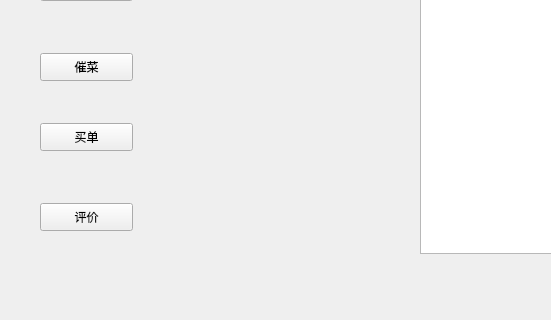
yedk/customer, file customer/customer.ui: the form before one commit; both pictures show x 0 to 551 and y 167 to 487 of the 707 by 487 pixel window.
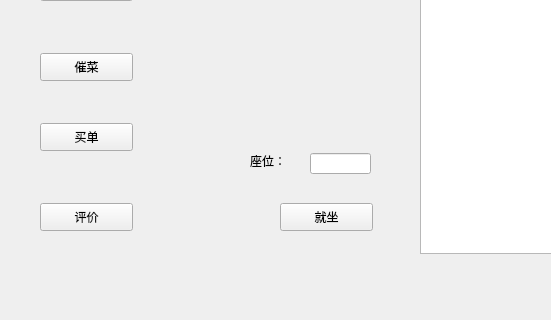
The form after the commit.

Commit message: 增加了座位数据库系统

Patch:
```diff
--- a/customer/customer.ui
+++ b/customer/customer.ui
@@ -101,6 +101,42 @@
     </rect>
    </property>
   </widget>
+  <widget class="QLineEdit" name="tablenumber">
+   <property name="geometry">
+    <rect>
+     <x>310</x>
+     <y>320</y>
+     <width>61</width>
+     <height>21</height>
+    </rect>
+   </property>
+  </widget>
+  <widget class="QLabel" name="label_2">
+   <property name="geometry">
+    <rect>
+     <x>250</x>
+     <y>320</y>
+     <width>41</width>
+     <height>16</height>
+    </rect>
+   </property>
+   <property name="text">
+    <string>座位：</string>
+   </property>
+  </widget>
+  <widget class="QPushButton" name="sitdown">
+   <property name="geometry">
+    <rect>
+     <x>280</x>
+     <y>370</y>
+     <width>93</width>
+     <height>28</height>
+    </rect>
+   </property>
+   <property name="text">
+    <string>就坐</string>
+   </property>
+  </widget>
  </widget>
  <resources/>
  <connections/>
```
The commit also changes 9 other files.
